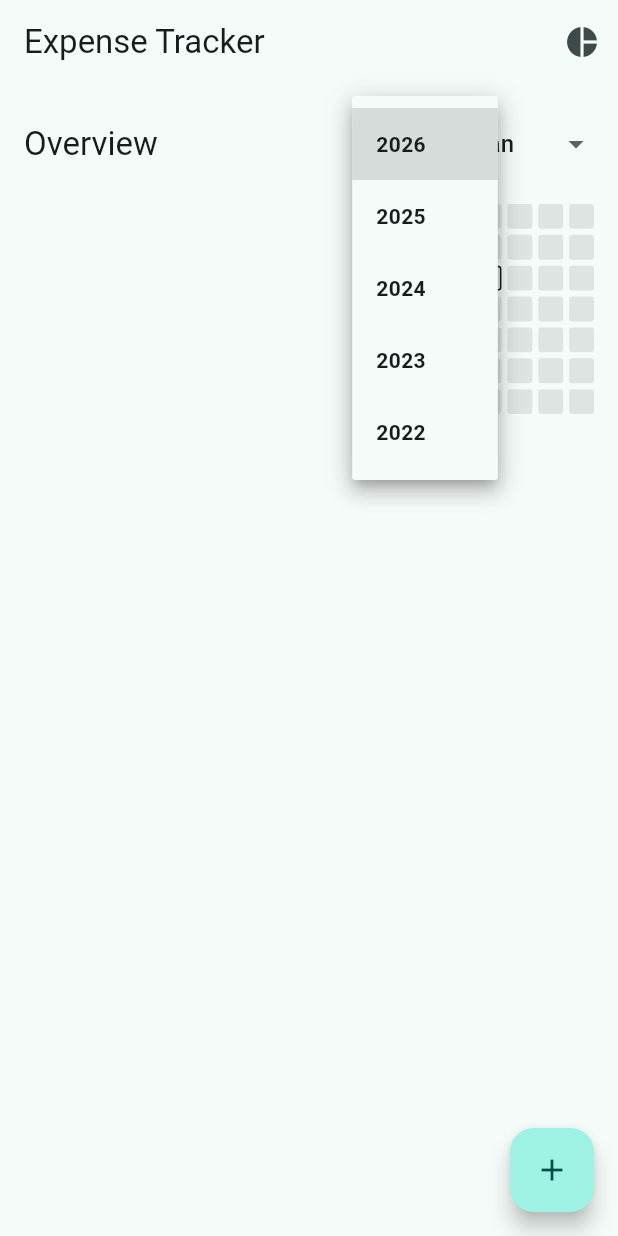
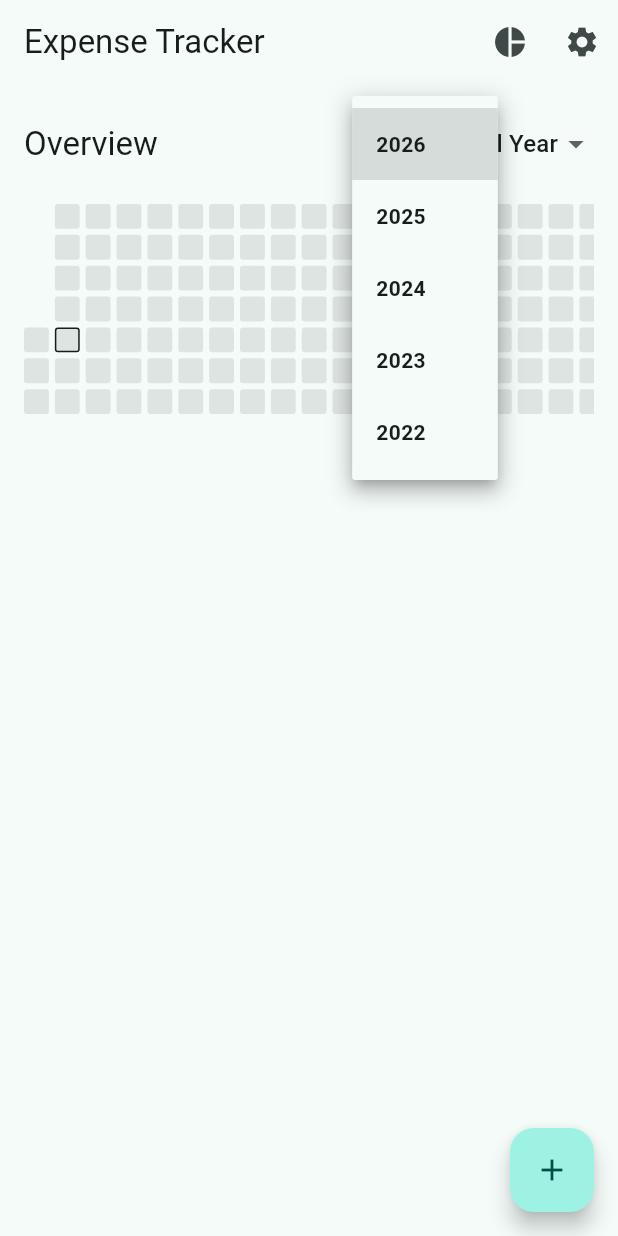
Before and after one commit to realtwumasi/expense_tracking_mobile_app, a Flutter app: the screen it shows after launch, after a tap on an icon or button, on a phone screen of 412 x 824 dp. Run offline on Flutter 3.47's test engine with Material 3 defaults, Android fonts, the phone set to English and light mode, and no system bars; our stand-ins replace csv, fl_chart, share_plus, shared_preferences, sqflite; accounts and stored records are empty.

Commit message:
update 3

```diff
--- a/lib/main.dart
+++ b/lib/main.dart
@@ -1,6 +1,7 @@
 import 'package:flutter/material.dart';
 import 'package:provider/provider.dart';
 import 'providers/expense_provider.dart';
+import 'providers/settings_provider.dart';
 import 'screens/home_screen.dart';
 
 void main() {
@@ -12,12 +13,16 @@ class MyApp extends StatelessWidget {
   const MyApp({super.key});
 
   @override
+  @override
   Widget build(BuildContext context) {
     return MultiProvider(
       providers: [
         ChangeNotifierProvider(create: (_) => ExpenseProvider()..loadData()),
+        ChangeNotifierProvider(create: (_) => SettingsProvider()),
       ],
-      child: MaterialApp(
+      child: Consumer<SettingsProvider>(
+        builder: (context, settings, child) {
+          return MaterialApp(
             title: 'Offline Expense Tracker',
             debugShowCheckedModeBanner: false,
             theme: ThemeData(
@@ -26,7 +31,7 @@ class MyApp extends StatelessWidget {
                 brightness: Brightness.light,
               ),
               useMaterial3: true,
-          fontFamily: 'Roboto', // Use default or add google fonts if needed
+              fontFamily: 'Roboto',
             ),
             darkTheme: ThemeData(
                colorScheme: ColorScheme.fromSeed(
@@ -35,8 +40,10 @@ class MyApp extends StatelessWidget {
               ),
               useMaterial3: true,
             ),
-        themeMode: ThemeMode.system,
+            themeMode: settings.themeMode,
             home: const HomeScreen(),
+          );
+        },
       ),
     );
   }
--- /dev/null
+++ b/lib/providers/settings_provider.dart
@@ -0,0 +1,49 @@
+import 'package:flutter/material.dart';
+import 'package:shared_preferences/shared_preferences.dart';
+
+class SettingsProvider with ChangeNotifier {
+  ThemeMode _themeMode = ThemeMode.system;
+  String _currencySymbol = '\$'; // Default to Dollar
+
+  ThemeMode get themeMode => _themeMode;
+  String get currencySymbol => _currencySymbol;
+
+  SettingsProvider() {
+    _loadSettings();
+  }
+
+  Future<void> _loadSettings() async {
+    final prefs = await SharedPreferences.getInstance();
+    final themeIndex = prefs.getInt('theme_mode') ?? 0; // 0: System, 1: Light, 2: Dark
+    _currencySymbol = prefs.getString('currency_symbol') ?? '\$';
+
+    switch (themeIndex) {
+      case 1:
+        _themeMode = ThemeMode.light;
+        break;
+      case 2:
+        _themeMode = ThemeMode.dark;
+        break;
+      default:
+        _themeMode = ThemeMode.system;
+    }
+    notifyListeners();
+  }
+
+  Future<void> setThemeMode(ThemeMode mode) async {
+    _themeMode = mode;
+    notifyListeners();
+    final prefs = await SharedPreferences.getInstance();
+    int themeIndex = 0;
+    if (mode == ThemeMode.light) themeIndex = 1;
+    if (mode == ThemeMode.dark) themeIndex = 2;
+    await prefs.setInt('theme_mode', themeIndex);
+  }
+
+  Future<void> setCurrencySymbol(String symbol) async {
+    _currencySymbol = symbol;
+    notifyListeners();
+    final prefs = await SharedPreferences.getInstance();
+    await prefs.setString('currency_symbol', symbol);
+  }
+}
--- a/lib/screens/add_edit_expense_screen.dart
+++ b/lib/screens/add_edit_expense_screen.dart
@@ -3,6 +3,7 @@ import 'package:provider/provider.dart';
 import 'package:intl/intl.dart';
 import '../models/expense.dart';
 import '../providers/expense_provider.dart';
+import '../providers/settings_provider.dart';
 
 class AddEditExpenseScreen extends StatefulWidget {
   final Expense? expense;
@@ -120,7 +121,10 @@ class _AddEditExpenseScreenState extends State<AddEditExpenseScreen> {
             children: [
               TextFormField(
                 controller: _amountController,
-                decoration: const InputDecoration(labelText: 'Amount'),
+                decoration: InputDecoration(
+                  labelText: 'Amount',
+                  prefixText: '${Provider.of<SettingsProvider>(context).currencySymbol} ',
+                ),
                 keyboardType: TextInputType.numberWithOptions(decimal: true),
                 validator: (value) {
                   if (value == null || value.isEmpty) return 'Enter amount';
--- a/lib/screens/daily_expenses_screen.dart
+++ b/lib/screens/daily_expenses_screen.dart
@@ -2,6 +2,7 @@ import 'package:flutter/material.dart';
 import 'package:provider/provider.dart';
 import 'package:intl/intl.dart';
 import '../providers/expense_provider.dart';
+import '../providers/settings_provider.dart';
 import '../widgets/expense_list_tile.dart';
 import 'add_edit_expense_screen.dart';
 
@@ -46,7 +47,7 @@ class DailyExpensesScreen extends StatelessWidget {
                   mainAxisAlignment: MainAxisAlignment.spaceBetween,
                   children: [
                     Text('Total Spent', style: Theme.of(context).textTheme.titleMedium),
-                    Text('\$${total.toStringAsFixed(2)}',
+                    Text('${Provider.of<SettingsProvider>(context).currencySymbol}${total.toStringAsFixed(2)}',
                         style: Theme.of(context).textTheme.headlineSmall?.copyWith(
                           color: Theme.of(context).colorScheme.primary,
                           fontWeight: FontWeight.bold
--- a/lib/screens/home_screen.dart
+++ b/lib/screens/home_screen.dart
@@ -4,6 +4,7 @@ import '../providers/expense_provider.dart';
 import '../widgets/contribution_grid.dart';
 import 'add_edit_expense_screen.dart';
 import 'category_summary_screen.dart';
+import 'settings_screen.dart';
 import 'daily_expenses_screen.dart'; // Ensure this matches filename
 
 class HomeScreen extends StatefulWidget {
@@ -15,7 +16,7 @@ class HomeScreen extends StatefulWidget {
 
 class _HomeScreenState extends State<HomeScreen> {
   int _selectedYear = DateTime.now().year;
-  int? _selectedMonth = DateTime.now().month; // Default to current month based on user request "detect month"
+  int? _selectedMonth; // Default to null ("All Year") as requested
 
   @override
   Widget build(BuildContext context) {
@@ -29,6 +30,15 @@ class _HomeScreenState extends State<HomeScreen> {
                Navigator.push(
                 context,
                 MaterialPageRoute(builder: (_) => const CategorySummaryScreen()),
+              );
+            },
+          ),
+          IconButton(
+            icon: const Icon(Icons.settings),
+            onPressed: () {
+               Navigator.push(
+                context,
+                MaterialPageRoute(builder: (_) => const SettingsScreen()),
               );
             },
           ),
--- a/lib/widgets/contribution_grid.dart
+++ b/lib/widgets/contribution_grid.dart
@@ -1,6 +1,8 @@
 import 'package:flutter/material.dart';
+import 'package:provider/provider.dart';
+import '../providers/settings_provider.dart';
 
-class ContributionGrid extends StatelessWidget {
+class ContributionGrid extends StatefulWidget {
   final Map<DateTime, double> dailySpending;
   final Function(DateTime) onDateTap;
   final int year;
@@ -15,52 +17,96 @@ class ContributionGrid extends StatelessWidget {
   });
 
   @override
+  State<ContributionGrid> createState() => _ContributionGridState();
+}
+
+class _ContributionGridState extends State<ContributionGrid> {
+  late ScrollController _scrollController;
+
+  @override
+  void initState() {
+    super.initState();
+    _scrollController = ScrollController();
+    // Default scroll position is 0.0 (Start/Jan), which matches user request.
+  }
+
+  @override
+  void dispose() {
+    _scrollController.dispose();
+    super.dispose();
+  }
+
+  @override
   Widget build(BuildContext context) {
-    // Normalize "now" to start of today locally
-    final now = DateTime.now();
-    final today = DateTime(now.year, now.month, now.day);
+    // Generate dates based on filters
+    final List<DateTime?> days = []; // Nullable for padding
+    DateTime? startDate;
+    DateTime? endDate;
 
-    // Generate dates based on filters
-    final List<DateTime> days = [];
+    if (widget.month != null) {
+      // Monthly View
+      final daysInMonth = DateTime(widget.year, widget.month! + 1, 0).day;
+      startDate = DateTime(widget.year, widget.month!, 1);
+      endDate = DateTime(widget.year, widget.month!, daysInMonth);
+    } else {
+      // Year View
+      startDate = DateTime(widget.year, 1, 1);
+      final isLeap = widget.year % 4 == 0 && (widget.year % 100 != 0 || widget.year % 400 == 0);
+      final totalDays = isLeap ? 366 : 365;
+      endDate = startDate.add(Duration(days: totalDays - 1));
+    }
 
-    if (month != null) {
-      // Monthly View: Show all days in that month
-      // Last day of month is Day 0 of next month
-      final daysInMonth = DateTime(year, month! + 1, 0).day;
+    // Add padding to align start day correctly in column 1
+    // GitHub grid flows Column by Column.
+    // If GridView flows Row by Row (default horizontal), we need `Axis.horizontal`.
+    // Wait, GitHub grid fills column 1 (Sun-Sat), then column 2.
+    // GridView default with `horizontal` fills Top-to-Bottom, then Left-to-Right.
+    // So visual rows are:
+    // Row 0: Sun
+    // Row 1: Mon ...
+    // Row 6: Sat
 
-      for (int i = 0; i < daysInMonth; i++) {
-        // i=0 -> Day 1.
-        // We want reverse list: [Oct 31, Oct 30, ... Oct 1]
-        final dayDate = DateTime(year, month!, daysInMonth - i);
-        days.add(dayDate);
-      }
-    } else {
-      // Year View: Show full year (Jan 1 - Dec 31)
-      // Reverse order: Dec 31 at Right, Jan 1 at Left.
-      final lastDayOfYear = DateTime(year, 12, 31);
-      final isLeap = year % 4 == 0 && (year % 100 != 0 || year % 400 == 0);
-      final totalDays = isLeap ? 366 : 365;
+    // If startDate is Wed (weekday 3), we need 3 empty slots (Sun, Mon, Tue)
+    // before placing wed in slot 3.
+    // DateTime.weekday: Mon=1...Sun=7.
+    // We want 0-indexed: Sun=0, Mon=1...Sat=6?
+    // Let's assume standard Sun-start week.
+    // If Date is Sun -> Index 0. Padding 0.
+    // If Date is Mon -> Index 1. Padding 1.
+    // ...
+    // If Date is Sat -> Index 6. Padding 6.
 
-      for (int i = 0; i < totalDays; i++) {
-         days.add(lastDayOfYear.subtract(Duration(days: i)));
-      }
+    // DateTime.weekday map: Mon(1)->1, Tue(2)->2 ... Sat(6)->6, Sun(7)->0.
+    int paddingCount = startDate.weekday;
+    if (paddingCount == 7) paddingCount = 0; // Sun is 0 in standard grid
+
+    for (int i = 0; i < paddingCount; i++) {
+      days.add(null);
+    }
+
+    // Add actual days
+    final diff = endDate.difference(startDate).inDays;
+    for (int i = 0; i <= diff; i++) {
+      days.add(startDate.add(Duration(days: i)));
     }
 
     // Determine max spending to calculate quartiles
-
     double maxSpending = 0;
-    if (dailySpending.isNotEmpty) {
-      maxSpending = dailySpending.values.reduce((a, b) => a > b ? a : b);
+    if (widget.dailySpending.isNotEmpty) {
+      maxSpending = widget.dailySpending.values.reduce((a, b) => a > b ? a : b);
     }
     if (maxSpending == 0) maxSpending = 1;
 
-
+    // Normalizing today for border check
+    final now = DateTime.now();
+    final today = DateTime(now.year, now.month, now.day);
 
     return SizedBox(
       height: 140,
       child: GridView.builder(
+        controller: _scrollController,
         scrollDirection: Axis.horizontal,
-        reverse: true, // Start from right (today)
+        reverse: false, // Standard LTR (Jan -> Dec)
         gridDelegate: const SliverGridDelegateWithFixedCrossAxisCount(
           crossAxisCount: 7,
           mainAxisSpacing: 4,
@@ -70,13 +116,18 @@ class ContributionGrid extends StatelessWidget {
         itemCount: days.length,
         itemBuilder: (context, index) {
           final date = days[index];
-          // date is already normalized to midnight because we started with 'today'
-          final amount = dailySpending[date] ?? 0.0;
 
+          if (date == null) {
+            return const SizedBox(); // Empty tile for padding
+          }
+
+          final amount = widget.dailySpending[date] ?? 0.0;
+
+          final currency = Provider.of<SettingsProvider>(context).currencySymbol;
           return GestureDetector(
-            onTap: () => onDateTap(date),
+            onTap: () => widget.onDateTap(date),
             child: Tooltip(
-              message: '${date.year}-${date.month}-${date.day}: \$${amount.toStringAsFixed(2)}',
+              message: '${date.year}-${date.month}-${date.day}: $currency${amount.toStringAsFixed(2)}',
               child: Container(
                 decoration: BoxDecoration(
                   color: _getColorForAmount(context, amount, maxSpending),
@@ -101,11 +152,6 @@ class ContributionGrid extends StatelessWidget {
     final baseColor = Theme.of(context).colorScheme.primary;
 
     // GitHub-style discrete levels
-    // Level 1: > 0
-    // Level 2: > 25%
-    // Level 3: > 50%
-    // Level 4: > 75%
-
     double alpha;
     if (ratio > 0.75) {
       alpha = 1.0;
--- a/lib/widgets/expense_list_tile.dart
+++ b/lib/widgets/expense_list_tile.dart
@@ -2,6 +2,8 @@ import 'package:flutter/material.dart';
 import 'package:intl/intl.dart';
 import '../models/expense.dart';
 import '../models/category.dart';
+import 'package:provider/provider.dart';
+import '../providers/settings_provider.dart';
 
 class ExpenseListTile extends StatelessWidget {
   final Expense expense;
@@ -31,7 +33,7 @@ class ExpenseListTile extends StatelessWidget {
             ? Text(expense.description!)
             : Text(DateFormat.jm().format(expense.date)),
         trailing: Text(
-          '\$${expense.amount.toStringAsFixed(2)}',
+          '${Provider.of<SettingsProvider>(context).currencySymbol}${expense.amount.toStringAsFixed(2)}',
           style: Theme.of(context).textTheme.titleMedium,
         ),
         onTap: onTap,
--- a/pubspec.yaml
+++ b/pubspec.yaml
@@ -38,6 +38,11 @@ dependencies:
   sqflite: ^2.4.2
   path: ^1.9.1
   intl: ^0.20.2
+  shared_preferences: ^2.5.4
+  fl_chart: ^1.1.1
+  csv: ^6.0.0
+  share_plus: ^12.0.1
+  path_provider: ^2.1.5
 
 dev_dependencies:
   flutter_test:
```
Also changed, not shown: lib/providers/expense_provider.dart (+35 -0 lines), lib/screens/category_summary_screen.dart (+46 -2 lines), lib/screens/settings_screen.dart (added, +70 -0 lines), pubspec.lock, 5 other files. Lines whose indentation alone changed are shown as unchanged.
